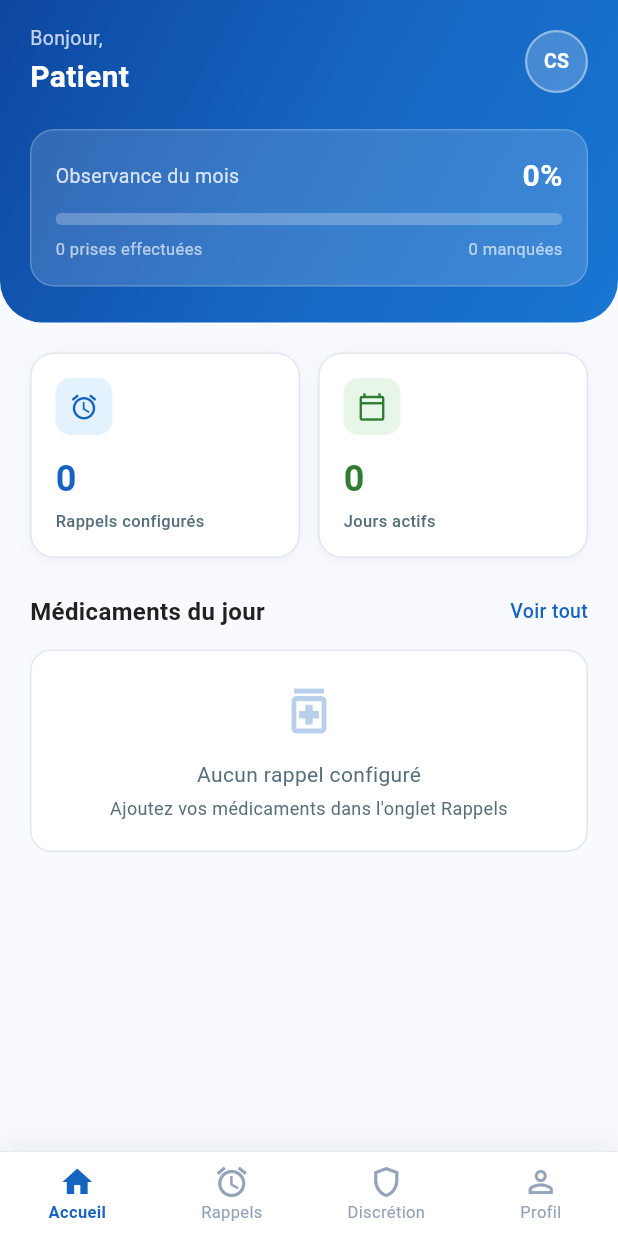
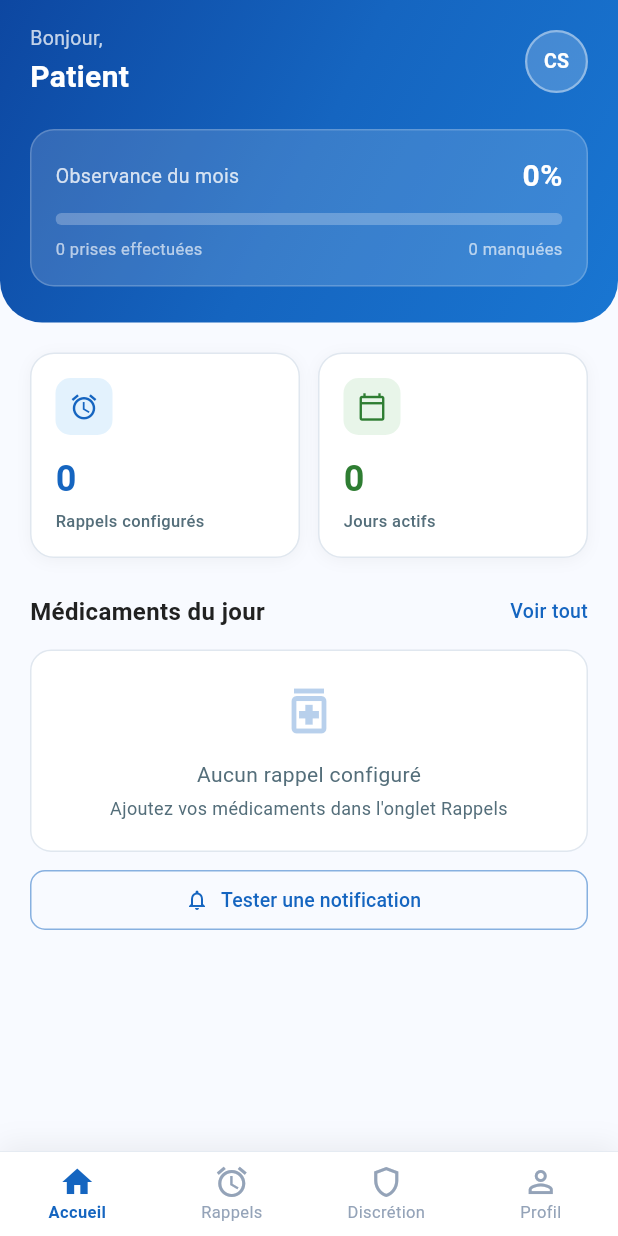
Before and after one commit to Christiantshikwata/ConfidantSante, a Flutter app: the DashboardPatientScreen screen opened directly, on a phone screen of 412 x 824 dp. Run offline on Flutter 3.47's test engine with Material 3 defaults, Android fonts, the phone set to English and light mode, and no system bars; our stand-ins replace flutter_local_notifications, flutter_secure_storage, sqflite, timezone; accounts and stored records are empty; statements that could not run were skipped.

Commit message:
essaie numero de notification avec erreur

```diff
--- a/lib/features/patient/dashboard_patient_screen.dart
+++ b/lib/features/patient/dashboard_patient_screen.dart
@@ -4,6 +4,7 @@ import '../../core/constants/app_colors.dart';
 import '../../core/providers/patient_provider.dart';
 import '../../core/services/database_service.dart';
 import '../../core/services/session_service.dart';
+import '../../core/services/notification_service.dart';
 import 'rappels_screen.dart';
 import 'discretion_screen.dart';
 import 'profil_screen.dart';
@@ -397,7 +398,40 @@ class _PageAccueil extends StatelessWidget {
                           patientId: patient.patientId!,
                         ),
                     ),
-
+                  // BOUTON TEST — à supprimer avant soutenance
+                  Container(
+                    margin: const EdgeInsets.only(top: 8),
+                    child: OutlinedButton.icon(
+                      onPressed: () async {
+                        await NotificationService().afficherNotification(
+                          id: 999,
+                          titre: '💊 Test — ConfidantSanté',
+                          corps:
+                          'Les notifications fonctionnent correctement !',
+                        );
+                      },
+                      icon: const Icon(
+                        Icons.notifications_outlined,
+                        size: 16,
+                        color: AppColors.primary,
+                      ),
+                      label: const Text(
+                        'Tester une notification',
+                        style: TextStyle(
+                          color: AppColors.primary,
+                          fontSize: 13,
+                        ),
+                      ),
+                      style: OutlinedButton.styleFrom(
+                        side: BorderSide(
+                          color: AppColors.primary.withValues(alpha: 0.5),
+                        ),
+                        shape: RoundedRectangleBorder(
+                          borderRadius: BorderRadius.circular(10),
+                        ),
+                      ),
+                    ),
+                  ),
                   const SizedBox(height: 100),
 
                 ]),
--- a/lib/main.dart
+++ b/lib/main.dart
@@ -7,12 +7,16 @@ import 'core/services/session_service.dart';
 import 'core/providers/patient_provider.dart';
 import 'features/splash/splash_screen.dart';
 import 'features/auth/role_screen.dart';
+import 'core/services/notification_service.dart';
 
 void main() async {
   WidgetsFlutterBinding.ensureInitialized();
 
   // Initialise SQLite
   await DatabaseService().database;
+  // Notifications
+  await NotificationService().initialiser();
+
 
   await SystemChrome.setPreferredOrientations([
     DeviceOrientation.portraitUp,
--- a/pubspec.yaml
+++ b/pubspec.yaml
@@ -22,7 +22,7 @@ dependencies:
 
   # Notifications locales
   flutter_local_notifications: ^17.2.4
-
+  timezone: ^0.9.4
   # Sécurité — stockage PIN
   flutter_secure_storage: ^9.0.0
 
```
Also changed, not shown: lib/core/services/notification_service.dart (added, +142 -0 lines), lib/features/patient/rappels_screen.dart (+14 -11 lines).
